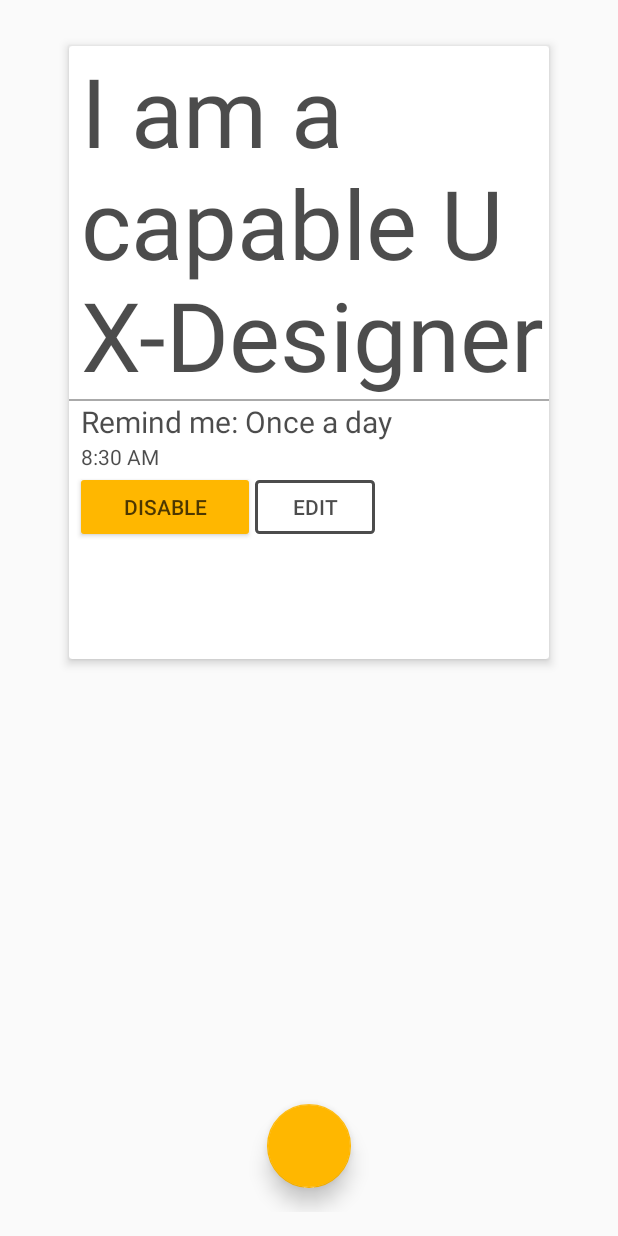
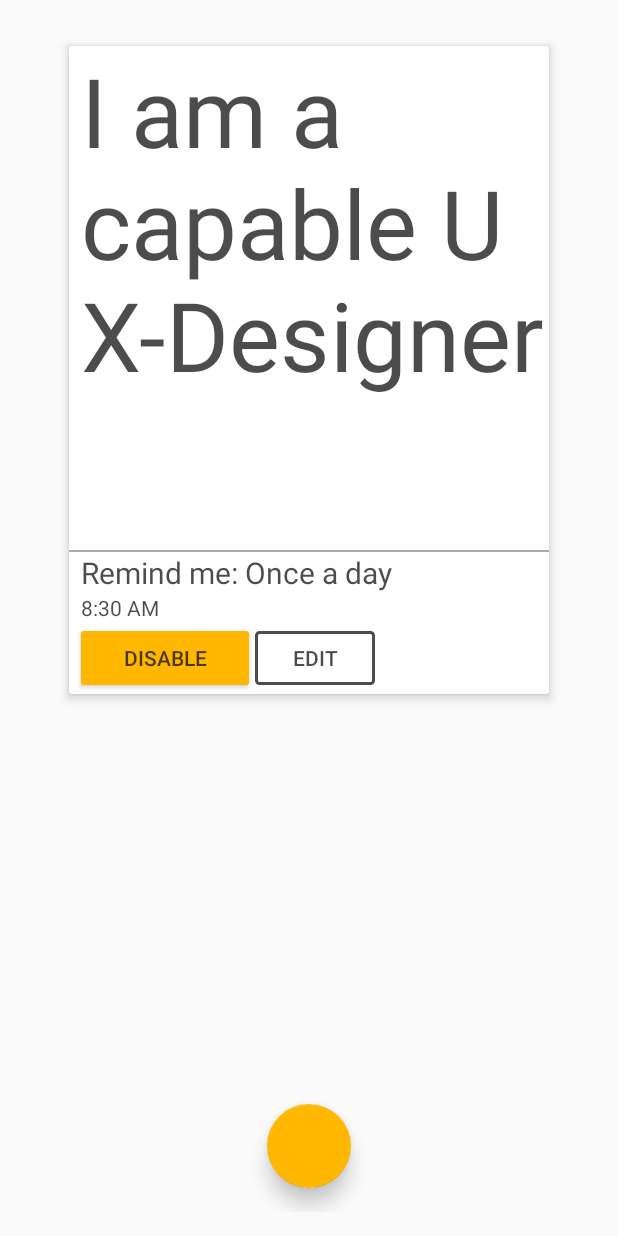
Before and after one commit to Chr1stianSutter/FirstIteration_Test_MobA_AffirMate, an Android app: the screen it shows after launch (MainActivity), on a phone screen of 412 x 824 dp. Run offline under Robolectric (Android 15) with nearby library versions, the phone set to English and light mode, and no system bars; Roboto replaces fonts that are not available here; 1 statement that could not run was skipped.

Commit message:
changed card size to have more (white-)space

```diff
--- a/app/src/main/res/layout/activity_main.xml
+++ b/app/src/main/res/layout/activity_main.xml
@@ -14,10 +14,10 @@
     <android.support.v7.widget.CardView
         android:id="@+id/cardView2"
         android:layout_width="329dp"
-        android:layout_height="422dp"
-        android:layout_marginEnd="4dp"
+        android:layout_height="445dp"
         android:layout_marginStart="4dp"
         android:layout_marginTop="16dp"
+        android:layout_marginEnd="4dp"
         app:cardElevation="4dp"
         app:cardUseCompatPadding="true"
         app:layout_constraintEnd_toEndOf="parent"
@@ -32,7 +32,7 @@
             <TextView
                 android:id="@+id/TextView"
                 android:layout_width="match_parent"
-                android:layout_height="wrap_content"
+                android:layout_height="336dp"
                 android:paddingStart="8dp"
                 android:text="@string/first_affirmation"
                 android:textColor="@color/color70black"
```
